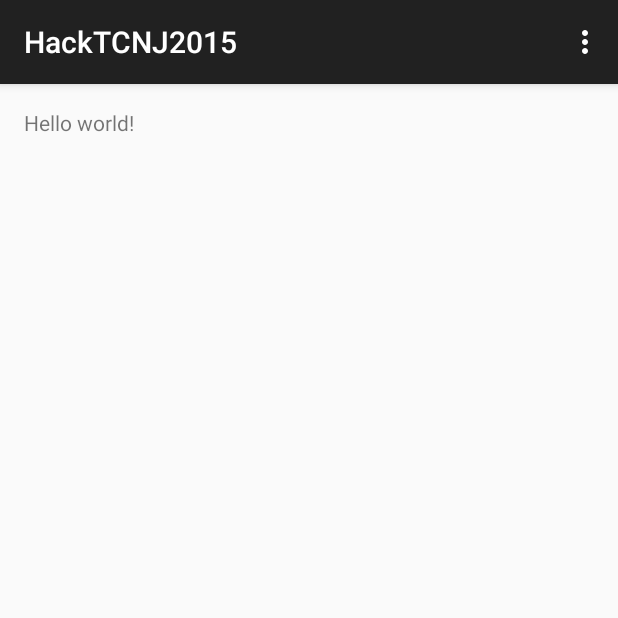
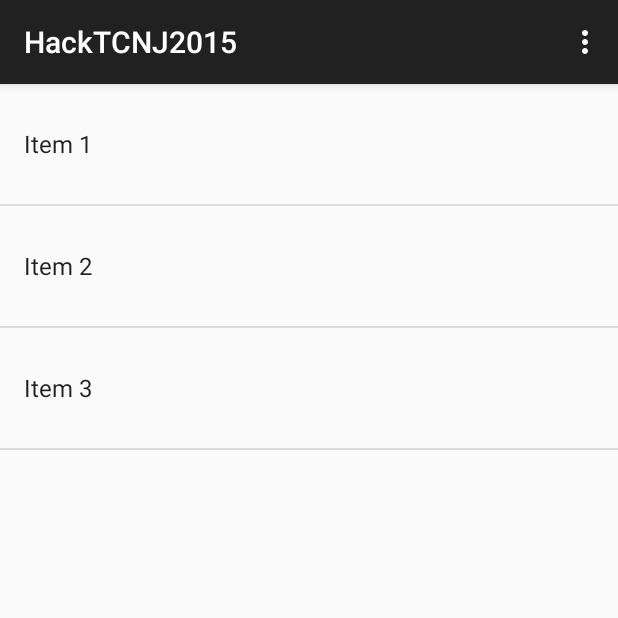
Before and after one commit to KenRud/HackTCNJ2015, an Android app: the screen it shows after launch (MainActivity), on a phone screen of 412 x 824 dp, the top half of it. Run offline under Robolectric (Android 15) with nearby library versions, the light colour scheme and no system bars.

Commit message:
Add list fragment

```diff
--- a/app/src/main/AndroidManifest.xml
+++ b/app/src/main/AndroidManifest.xml
@@ -1,6 +1,8 @@
 <?xml version="1.0" encoding="utf-8"?>
 <manifest xmlns:android="http://schemas.android.com/apk/res/android"
     package="edu.tcnj.hacktcnj2015" >
+
+    <uses-permission android:name="android.permission.READ_CONTACTS" />
 
     <application
         android:allowBackup="true"
--- /dev/null
+++ b/app/src/main/java/edu/tcnj/hacktcnj2015/ItemFragment.java
@@ -0,0 +1,151 @@
+package edu.tcnj.hacktcnj2015;
+
+import android.app.Activity;
+import android.os.Bundle;
+import android.support.v4.app.Fragment;
+import android.view.LayoutInflater;
+import android.view.View;
+import android.view.ViewGroup;
+import android.widget.AbsListView;
+import android.widget.AdapterView;
+import android.widget.ArrayAdapter;
+import android.widget.ListAdapter;
+import android.widget.TextView;
+
+import edu.tcnj.hacktcnj2015.dummy.DummyContent;
+
+/**
+ * A fragment representing a list of Items.
+ * <p/>
+ * Large screen devices (such as tablets) are supported by replacing the ListView
+ * with a GridView.
+ * <p/>
+ * Activities containing this fragment MUST implement the {@link OnFragmentInteractionListener}
+ * interface.
+ */
+public class ItemFragment extends Fragment implements AbsListView.OnItemClickListener {
+
+    // TODO: Rename parameter arguments, choose names that match
+    // the fragment initialization parameters, e.g. ARG_ITEM_NUMBER
+    private static final String ARG_PARAM1 = "param1";
+    private static final String ARG_PARAM2 = "param2";
+
+    // TODO: Rename and change types of parameters
+    private String mParam1;
+    private String mParam2;
+
+    private OnFragmentInteractionListener mListener;
+
+    /**
+     * The fragment's ListView/GridView.
+     */
+    private AbsListView mListView;
+
+    /**
+     * The Adapter which will be used to populate the ListView/GridView with
+     * Views.
+     */
+    private ListAdapter mAdapter;
+
+    // TODO: Rename and change types of parameters
+    public static ItemFragment newInstance(String param1, String param2) {
+        ItemFragment fragment = new ItemFragment();
+        Bundle args = new Bundle();
+        args.putString(ARG_PARAM1, param1);
+        args.putString(ARG_PARAM2, param2);
+        fragment.setArguments(args);
+        return fragment;
+    }
+
+    /**
+     * Mandatory empty constructor for the fragment manager to instantiate the
+     * fragment (e.g. upon screen orientation changes).
+     */
+    public ItemFragment() {
+    }
+
+    @Override
+    public void onCreate(Bundle savedInstanceState) {
+        super.onCreate(savedInstanceState);
+
+        if (getArguments() != null) {
+            mParam1 = getArguments().getString(ARG_PARAM1);
+            mParam2 = getArguments().getString(ARG_PARAM2);
+        }
+
+        // TODO: Change Adapter to display your content
+        mAdapter = new ArrayAdapter<DummyContent.DummyItem>(getActivity(),
+                R.layout.list_item, android.R.id.text1, DummyContent.ITEMS);
+    }
+
+    @Override
+    public View onCreateView(LayoutInflater inflater, ViewGroup container,
+                             Bundle savedInstanceState) {
+        View view = inflater.inflate(R.layout.fragment_item, container, false);
+
+        // Set the adapter
+        mListView = (AbsListView) view.findViewById(android.R.id.list);
+        ((AdapterView<ListAdapter>) mListView).setAdapter(mAdapter);
+
+        // Set OnItemClickListener so we can be notified on item clicks
+        mListView.setOnItemClickListener(this);
+
+        return view;
+    }
+
+    @Override
+    public void onAttach(Activity activity) {
+        super.onAttach(activity);
+        try {
+            mListener = (OnFragmentInteractionListener) activity;
+        } catch (ClassCastException e) {
+            throw new ClassCastException(activity.toString()
+                    + " must implement OnFragmentInteractionListener");
+        }
+    }
+
+    @Override
+    public void onDetach() {
+        super.onDetach();
+        mListener = null;
+    }
+
+
+    @Override
+    public void onItemClick(AdapterView<?> parent, View view, int position, long id) {
+        if (null != mListener) {
+            // Notify the active callbacks interface (the activity, if the
+            // fragment is attached to one) that an item has been selected.
+            mListener.onFragmentInteraction(DummyContent.ITEMS.get(position).id);
+        }
+    }
+
+    /**
+     * The default content for this Fragment has a TextView that is shown when
+     * the list is empty. If you would like to change the text, call this method
+     * to supply the text it should use.
+     */
+    public void setEmptyText(CharSequence emptyText) {
+        View emptyView = mListView.getEmptyView();
+
+        if (emptyView instanceof TextView) {
+            ((TextView) emptyView).setText(emptyText);
+        }
+    }
+
+    /**
+     * This interface must be implemented by activities that contain this
+     * fragment to allow an interaction in this fragment to be communicated
+     * to the activity and potentially other fragments contained in that
+     * activity.
+     * <p/>
+     * See the Android Training lesson <a href=
+     * "http://developer.android.com/training/basics/fragments/communicating.html"
+     * >Communicating with Other Fragments</a> for more information.
+     */
+    public interface OnFragmentInteractionListener {
+        // TODO: Update argument type and name
+        public void onFragmentInteraction(String id);
+    }
+
+}
--- a/app/src/main/java/edu/tcnj/hacktcnj2015/MainActivity.java
+++ b/app/src/main/java/edu/tcnj/hacktcnj2015/MainActivity.java
@@ -1,18 +1,16 @@
 package edu.tcnj.hacktcnj2015;
 
+import android.os.Bundle;
+import android.support.v4.app.Fragment;
 import android.support.v7.app.ActionBarActivity;
-import android.support.v7.app.ActionBar;
-import android.support.v4.app.Fragment;
-import android.os.Bundle;
 import android.view.LayoutInflater;
 import android.view.Menu;
 import android.view.MenuItem;
 import android.view.View;
 import android.view.ViewGroup;
-import android.os.Build;
 
 
-public class MainActivity extends ActionBarActivity {
+public class MainActivity extends ActionBarActivity implements ItemFragment.OnFragmentInteractionListener {
 
     @Override
     protected void onCreate(Bundle savedInstanceState) {
@@ -20,7 +18,7 @@
         setContentView(R.layout.activity_main);
         if (savedInstanceState == null) {
             getSupportFragmentManager().beginTransaction()
-                    .add(R.id.container, new PlaceholderFragment())
+                    .add(R.id.container, new ItemFragment())
                     .commit();
         }
     }
@@ -48,6 +46,11 @@
         return super.onOptionsItemSelected(item);
     }
 
+    @Override
+    public void onFragmentInteraction(String id) {
+        System.out.println("User touched: " + id);
+    }
+
     /**
      * A placeholder fragment containing a simple view.
      */
--- /dev/null
+++ b/app/src/main/java/edu/tcnj/hacktcnj2015/dummy/DummyContent.java
@@ -0,0 +1,55 @@
+package edu.tcnj.hacktcnj2015.dummy;
+
+import java.util.ArrayList;
+import java.util.HashMap;
+import java.util.List;
+import java.util.Map;
+
+/**
+ * Helper class for providing sample content for user interfaces created by
+ * Android template wizards.
+ * <p/>
+ * TODO: Replace all uses of this class before publishing your app.
+ */
+public class DummyContent {
+
+    /**
+     * An array of sample (dummy) items.
+     */
+    public static List<DummyItem> ITEMS = new ArrayList<DummyItem>();
+
+    /**
+     * A map of sample (dummy) items, by ID.
+     */
+    public static Map<String, DummyItem> ITEM_MAP = new HashMap<String, DummyItem>();
+
+    static {
+        // Add 3 sample items.
+        addItem(new DummyItem("1", "Item 1"));
+        addItem(new DummyItem("2", "Item 2"));
+        addItem(new DummyItem("3", "Item 3"));
+    }
+
+    private static void addItem(DummyItem item) {
+        ITEMS.add(item);
+        ITEM_MAP.put(item.id, item);
+    }
+
+    /**
+     * A dummy item representing a piece of content.
+     */
+    public static class DummyItem {
+        public String id;
+        public String content;
+
+        public DummyItem(String id, String content) {
+            this.id = id;
+            this.content = content;
+        }
+
+        @Override
+        public String toString() {
+            return content;
+        }
+    }
+}
--- /dev/null
+++ b/app/src/main/res/layout/list_item.xml
@@ -0,0 +1,12 @@
+<?xml version="1.0" encoding="utf-8"?>
+<TextView xmlns:android="http://schemas.android.com/apk/res/android"
+    android:id="@android:id/text1"
+    android:layout_width="match_parent"
+    android:layout_height="wrap_content"
+    android:textAppearance="?android:attr/textAppearanceListItemSmall"
+    android:gravity="center_vertical"
+    android:paddingLeft="?android:attr/listPreferredItemPaddingLeft"
+    android:paddingRight="?android:attr/listPreferredItemPaddingRight"
+    android:paddingStart="?android:attr/listPreferredItemPaddingStart"
+    android:paddingEnd="?android:attr/listPreferredItemPaddingEnd"
+    android:minHeight="?android:attr/listPreferredItemHeightLarge" />
```
Also changed, not shown: app/src/main/res/layout/fragment_item_grid.xml (added, +12 -0 lines), app/src/main/res/layout/fragment_item_list.xml (added, +12 -0 lines), app/src/main/res/values-large/refs.xml (added, +12 -0 lines), app/src/main/res/values-sw600dp/refs.xml (added, +12 -0 lines), app/src/main/res/values/refs.xml (added, +12 -0 lines).
